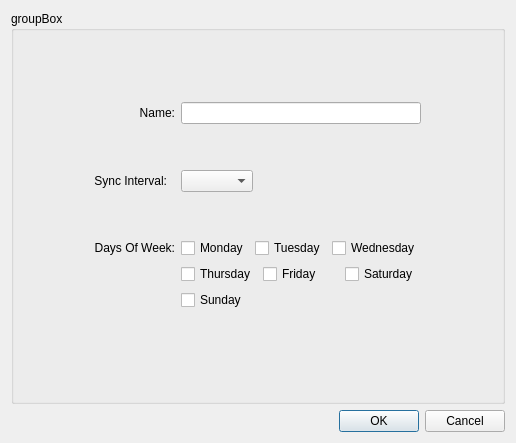
Qt form src/gui/polirysimgleeditor.ui (qlnextcloud/desktop) before a commit.
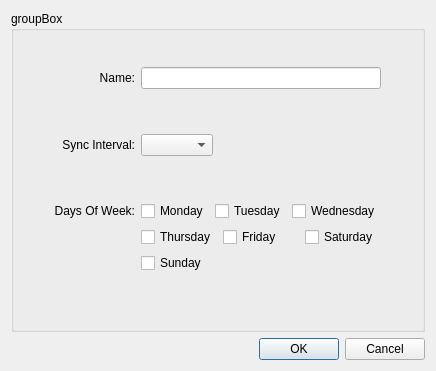
The same form after that commit.

Commit message: bug15239: 新增一级子目录同步策略设置功能-修改布局+翻译

What changed in the file:
```diff
--- a/src/gui/polirysimgleeditor.ui
+++ b/src/gui/polirysimgleeditor.ui
@@ -6,8 +6,8 @@
    <rect>
     <x>0</x>
     <y>0</y>
-    <width>516</width>
-    <height>443</height>
+    <width>436</width>
+    <height>371</height>
    </rect>
   </property>
   <property name="windowTitle">
@@ -173,7 +173,7 @@
         <item row="2" column="0">
          <widget class="QLabel" name="intervalLabel">
           <property name="sizePolicy">
-           <sizepolicy hsizetype="Fixed" vsizetype="Preferred">
+           <sizepolicy hsizetype="Preferred" vsizetype="Preferred">
             <horstretch>0</horstretch>
             <verstretch>0</verstretch>
            </sizepolicy>
```
The commit also changes 1 other file.
